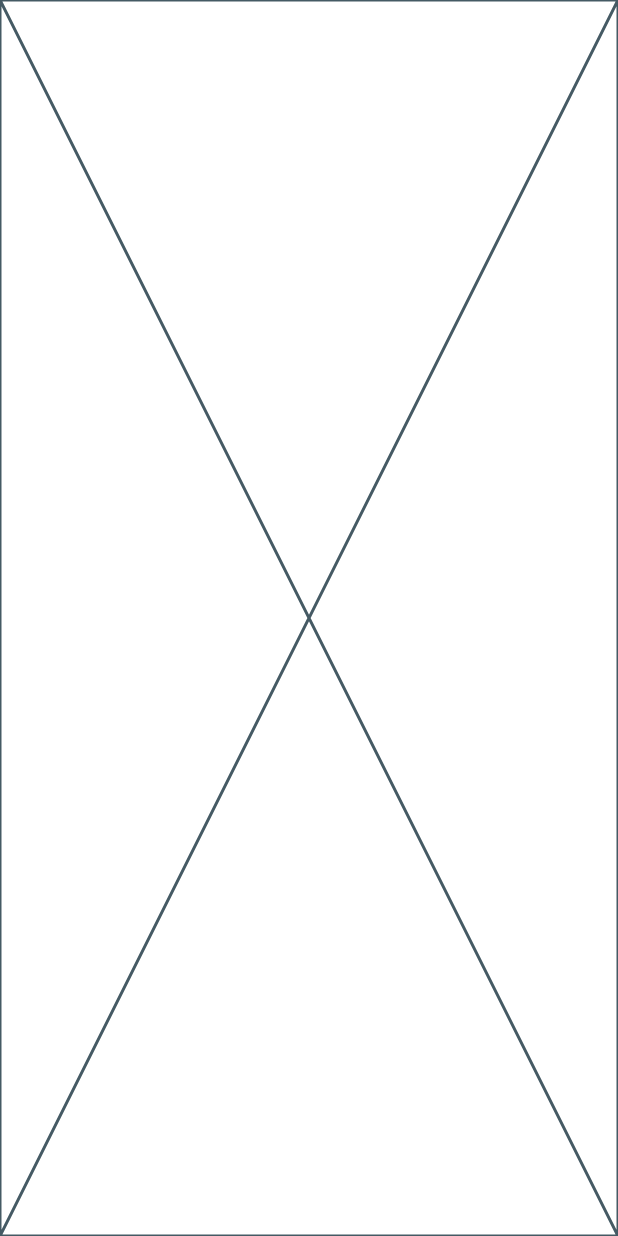
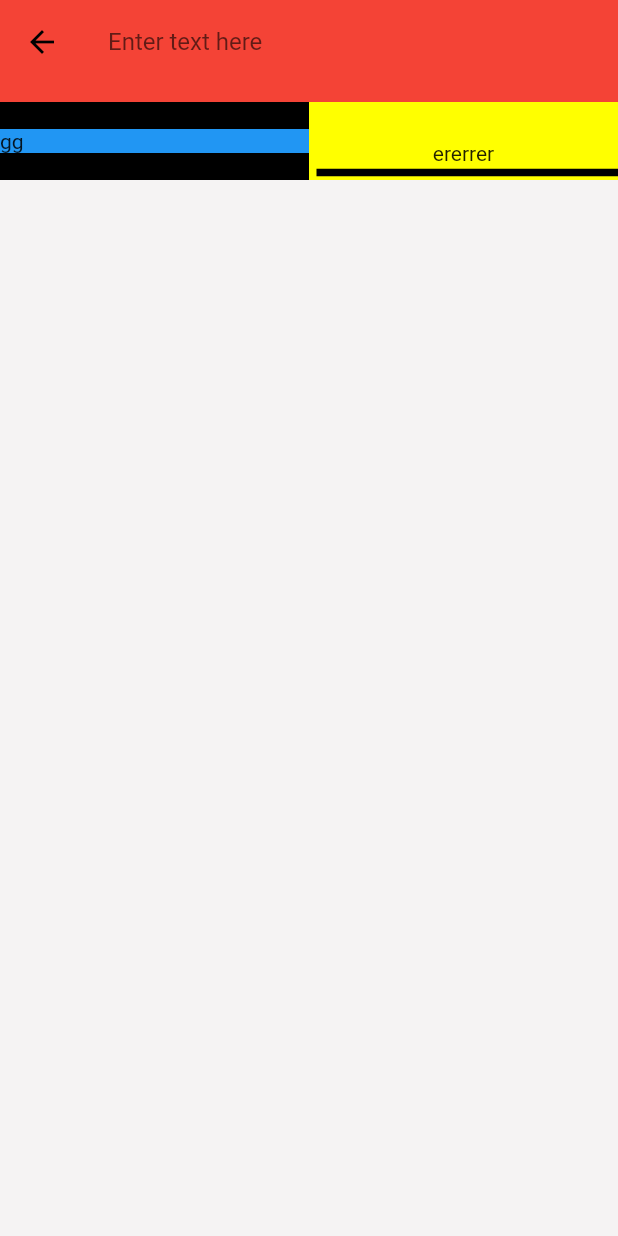
Before and after one commit to YacineHekkas/Crafty-mobile-application, a Flutter app: the screen it shows after launch, after a tap on "Search", on a phone screen of 412 x 824 dp. Run offline on Flutter 3.47's test engine with Material 2 defaults, Android fonts, the light colour scheme and no system bars; our stand-ins replace anim_search_bar, chips_choice_null_safety, dartz, firebase_core, firebase_messaging, flutter_bloc and 10 more; accounts and stored records are empty; network calls fail.

```diff
--- a/lib/core/global/global.dart
+++ b/lib/core/global/global.dart
@@ -19,6 +19,7 @@ class AppConst {
   static const Color orong = Color(0xffff842B);
   static const Color gray = Color(0x64dedbdb);
   static const Color textColor = Color(0xff4F4F4F);
+
   static List<Category> categories = [
     Category(
       name: 'Plumbing',
@@ -146,7 +147,7 @@ class ConstStrings {
       'Lorem Ipsum is simply dummy text of the printing and typesetting industry';
 }
 
-class TimeagoSettings implements LookupMessages {
+class TimeAgoSettings implements LookupMessages {
   final dayData = {
     "1": "Mon",
     "2": "Tue",
--- a/lib/features/chat/presentation/pages/chat_screen.dart
+++ b/lib/features/chat/presentation/pages/chat_screen.dart
@@ -14,7 +14,7 @@ class ChatScreen extends StatelessWidget {
   Widget build(BuildContext context) {
     // TODO: place this where it blong
     locator<ChatBloc>().add(LoadConversationsEvent());
-    timeago.setLocaleMessages('en', TimeagoSettings());
+    timeago.setLocaleMessages('en', TimeAgoSettings());
     return SafeArea(
       child: Scaffold(
         backgroundColor: AppConst.darkBlue,
--- a/lib/features/home/data/models/Services_model.dart
+++ b/lib/features/home/data/models/Services_model.dart
@@ -76,7 +76,7 @@ class User {
   late final String gender;
   late final Location location;
   late final String name;
-  late final int phone;
+  late final dynamic phone;
   late final bool provider;
   late final int rate;
   late final int rateCount;
--- a/lib/features/home/presentation/pages/home_page/home_screen.dart
+++ b/lib/features/home/presentation/pages/home_page/home_screen.dart
@@ -56,7 +56,7 @@ class HomeScreen extends StatelessWidget {
                             child:
                             ListView.builder(
                               itemCount: AppConst.categories.length,
-                              itemBuilder: (context, index) =>                                 GestureDetector(
+                              itemBuilder: (context, index) =>GestureDetector(
                                   onTap: () {
                                     callData(AppConst.categories[index].name,context);
                                     Navigator.push(context, MaterialPageRoute(builder: (context) =>
@@ -68,12 +68,12 @@ class HomeScreen extends StatelessWidget {
                               padding: const EdgeInsets.all(8),
                             ),
                           ),
-                          space(),
+                          space,
                           // Align(
                           //   alignment: const Alignment(0,0.35),
                           //   child: addSpace(),
                           // ), /// -----> addSpace
-                          space(),
+                          space,
                           const Align(
                             alignment: Alignment(-1,0.9),
                             child: feedCard(),
@@ -87,8 +87,6 @@ class HomeScreen extends StatelessWidget {
             )
         )
     );
-
-
   }
 
   void callData(String category, cntx) {
@@ -98,11 +96,8 @@ class HomeScreen extends StatelessWidget {
   }
 }
 
-SizedBox space() {
-  return const SizedBox(
-    height: 20,
-  );
-}
+SizedBox space = const SizedBox(height: 20);
+
 
 class MySliverAppBar extends SliverPersistentHeaderDelegate {
   final double expandedHeight;
--- a/lib/features/home/presentation/pages/nav_screen.dart
+++ b/lib/features/home/presentation/pages/nav_screen.dart
@@ -75,8 +75,8 @@ class _NavScreenState extends State<NavScreen> {
                                   text: 'Likes',
                                 ),
                                 GButton(
-                                  icon: Icons.search,
-                                  text: 'Search',
+                                  icon: Icons.message,
+                                  text: 'messages',
                                 ),
                                 GButton(
                                   icon: Icons.account_circle_sharp,
--- a/lib/features/home/presentation/pages/search_page/search_page.dart
+++ b/lib/features/home/presentation/pages/search_page/search_page.dart
@@ -1,10 +1,80 @@
-import 'package:flutter/cupertino.dart';
+import 'package:cp_project/core/global/global.dart';
+import 'package:flutter/material.dart';
 
-class SearchScreen extends StatelessWidget {
+class SearchScreen extends StatefulWidget {
   const SearchScreen({Key? key}) : super(key: key);
 
   @override
+  State<SearchScreen> createState() => _SearchScreenState();
+}
+
+class _SearchScreenState extends State<SearchScreen> {
+  @override
   Widget build(BuildContext context) {
-    return const Placeholder();
+    return SafeArea(
+        child: Scaffold(
+      backgroundColor: AppConst.bgColor,
+      body: CustomScrollView(
+          shrinkWrap: true,
+          scrollDirection: Axis.vertical,
+          physics: const BouncingScrollPhysics(),
+          slivers: [
+        SliverAppBar(
+          title: TextField(
+            decoration: InputDecoration(
+              border: InputBorder.none,
+              hintText: 'Enter text here',
+            ),
+          ),
+          leading: IconButton(
+            icon: const Icon(
+                Icons.arrow_back,
+              color: Colors.black,
+            ),
+            onPressed: () => Navigator.of(context).pop(),
+          ),
+          expandedHeight: 120.0,
+          backgroundColor: Colors.red,
+          elevation: 0.0,
+          pinned: true,
+          stretch: true,
+          flexibleSpace: FlexibleSpaceBar(),
+          bottom: PreferredSize(
+            preferredSize: const Size.fromHeight(0.0),
+            child: Container(
+              height: 52.0,
+              color: Colors.black,
+              child: Row(
+                mainAxisAlignment: MainAxisAlignment.spaceEvenly,
+                children: [
+                  Container(
+                    width: MediaQuery.of(context).size.width/2,
+                    color: Colors.blue,
+                    child: Text('gg'),
+                  ),
+                  Container(
+                    width: MediaQuery.of(context).size.width/2,
+                    color: Colors.yellowAccent,
+                    child: Column(
+                      mainAxisAlignment: MainAxisAlignment.end,
+                      children: [
+                        Text('ererrer'),
+                        Divider(
+                          indent: 5,
+                          thickness: 5,
+                          color: Colors.black,
+                          height: 10,
+                        )
+                      ],
+                    ),
+                  )
+                ],
+              ),
+            ),
+          ),
+
+        ),
+      ]),
+    ));
   }
 }
--- a/lib/features/home/presentation/pages/services_pages/service_details.dart
+++ b/lib/features/home/presentation/pages/services_pages/service_details.dart
@@ -32,7 +32,8 @@ class ServiceDetails extends StatelessWidget {
                       stretch: true,
                       flexibleSpace: FlexibleSpaceBar(
                         background: Image.network(
-                          serviceInfo!.images.displayImage.url
+                          serviceInfo!.images.displayImage.url,
+                          fit: BoxFit.cover,
                         )
                       ),
                       bottom: PreferredSize(
@@ -265,6 +266,7 @@ class ServiceDetails extends StatelessWidget {
                               ),
                             ),
 
+
                             const SizedBox(height: 16.0),
 
                             const Divider(color: Colors.black, height: 1.0),
--- a/lib/features/home/presentation/widgets/search_bar.dart
+++ b/lib/features/home/presentation/widgets/search_bar.dart
@@ -34,10 +34,10 @@ class searchBar extends StatelessWidget {
           color: Colors.white,
           borderRadius: BorderRadius.circular(30),
         ),
-
         child:
             Row(
               children: [
+                const SizedBox(width: 5,),
                 Icon(
                   color: Colors.black87.withOpacity(0.5),
                   Icons.search,
@@ -53,9 +53,7 @@ class searchBar extends StatelessWidget {
                   ),
                 ),
               ],
-
         ),
-
       ),
     );
   }
```
Also changed, not shown: lib/features/home/data/data_sources/remot_data_source/data_source_impl.dart (+7 -5 lines), lib/features/home/presentation/pages/add_service_pages/add_service_page.dart (+94 -33 lines), lib/features/home/presentation/pages/services_pages/category_screen.dart (+42 -28 lines), lib/features/home/presentation/widgets/category_card.dart (+11 -13 lines).
